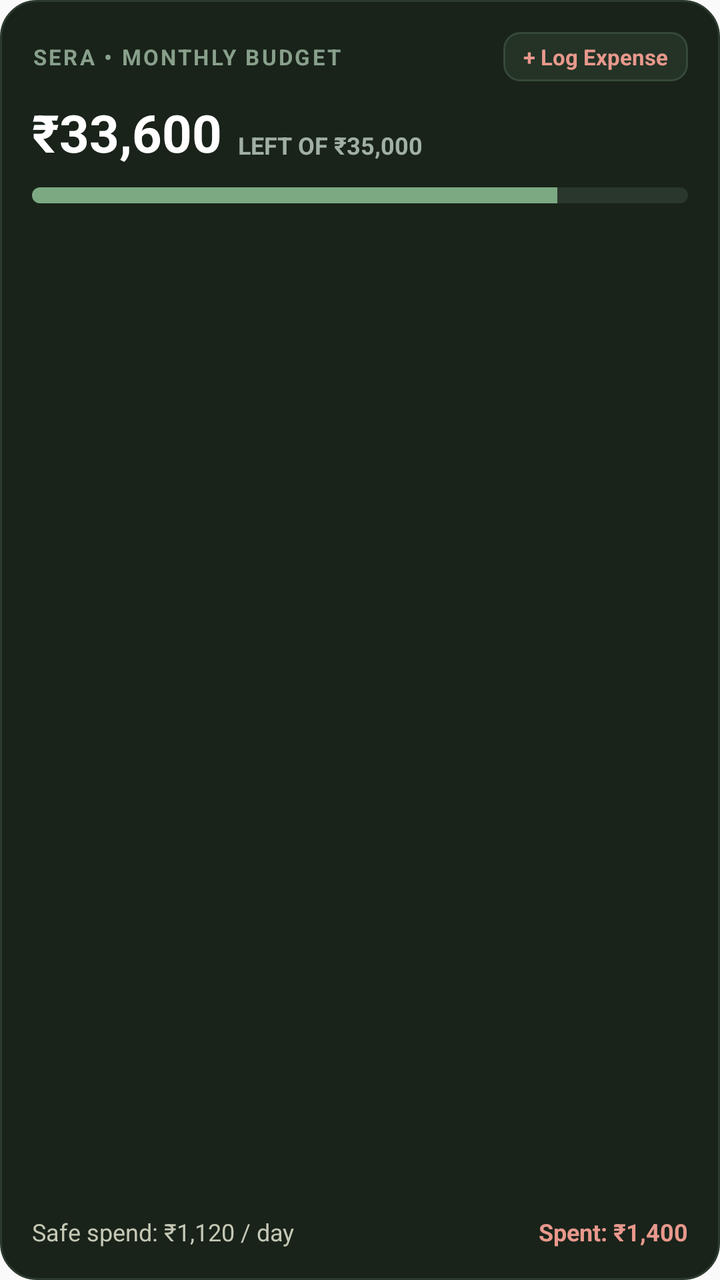
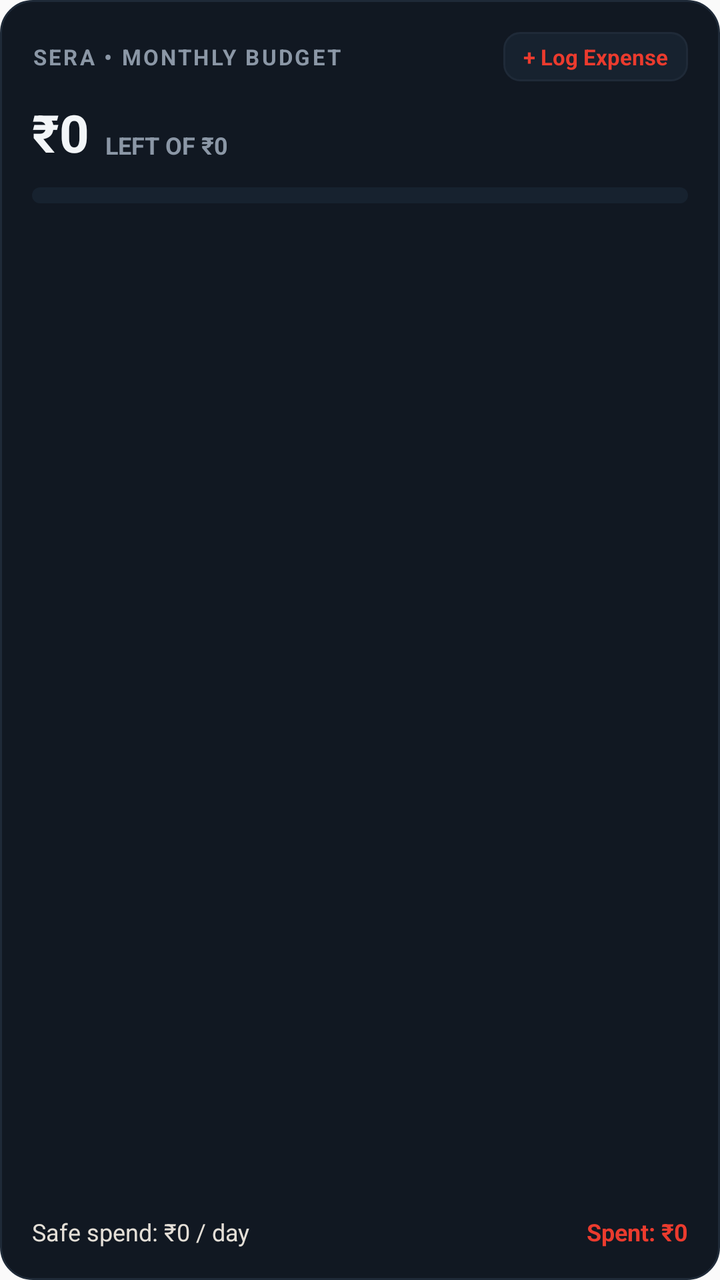

An Android layout rendered at two revisions. The XML below is the earlier revision; the diff shows what the commit changed to produce the second picture.
<!-- AndroidManifest.xml: application theme AppTheme -->
<!-- res/layout/sera_widget_budget.xml -->
<?xml version="1.0" encoding="utf-8"?>
<LinearLayout xmlns:android="http://schemas.android.com/apk/res/android"
    android:id="@+id/widget_budget_root"
    android:layout_width="match_parent"
    android:layout_height="match_parent"
    android:background="@drawable/widget_card_bg"
    android:orientation="vertical"
    android:padding="16dp">

    
    <LinearLayout
        android:layout_width="match_parent"
        android:layout_height="wrap_content"
        android:gravity="center_vertical"
        android:orientation="horizontal">

        <TextView
            android:layout_width="0dp"
            android:layout_height="wrap_content"
            android:layout_weight="1"
            android:ellipsize="end"
            android:letterSpacing="0.1"
            android:maxLines="1"
            android:text="SERA • MONTHLY BUDGET"
            android:textColor="#88A08B"
            android:textSize="11sp"
            android:textStyle="bold" />

        <TextView
            android:id="@+id/btn_budget_add_expense"
            android:layout_width="wrap_content"
            android:layout_height="wrap_content"
            android:background="@drawable/widget_button_bg"
            android:maxLines="1"
            android:paddingStart="10dp"
            android:paddingTop="5dp"
            android:paddingEnd="10dp"
            android:paddingBottom="5dp"
            android:text="+ Log Expense"
            android:textColor="#E8988C"
            android:textSize="11sp"
            android:textStyle="bold" />
    </LinearLayout>

    
    <LinearLayout
        android:layout_width="match_parent"
        android:layout_height="wrap_content"
        android:layout_marginTop="8dp"
        android:baselineAligned="false"
        android:gravity="bottom"
        android:orientation="horizontal">

        <TextView
            android:id="@+id/widget_budget_remaining"
            android:layout_width="wrap_content"
            android:layout_height="wrap_content"
            android:text="₹33,600"
            android:textColor="#FFFFFF"
            android:textSize="26sp"
            android:textStyle="bold" />

        <TextView
            android:id="@+id/widget_budget_total"
            android:layout_width="wrap_content"
            android:layout_height="wrap_content"
            android:layout_marginStart="8dp"
            android:layout_marginBottom="3dp"
            android:ellipsize="end"
            android:maxLines="1"
            android:text="LEFT OF ₹35,000"
            android:textColor="#A0B0A2"
            android:textSize="12sp"
            android:textStyle="bold" />
    </LinearLayout>

    
    <ProgressBar
        android:id="@+id/widget_budget_progress"
        style="?android:attr/progressBarStyleHorizontal"
        android:layout_width="match_parent"
        android:layout_height="8dp"
        android:layout_marginTop="10dp"
        android:max="100"
        android:progress="80"
        android:progressDrawable="@drawable/widget_progress_bar" />

    
    <FrameLayout
        android:layout_width="match_parent"
        android:layout_height="0dp"
        android:layout_weight="1" />

    
    <LinearLayout
        android:layout_width="match_parent"
        android:layout_height="wrap_content"
        android:layout_marginTop="8dp"
        android:orientation="horizontal">

        <TextView
            android:id="@+id/widget_budget_daily_pace"
            android:layout_width="0dp"
            android:layout_height="wrap_content"
            android:layout_weight="1"
            android:ellipsize="end"
            android:maxLines="1"
            android:text="Safe spend: ₹1,120 / day"
            android:textColor="#C5C8B5"
            android:textSize="12sp" />

        <TextView
            android:id="@+id/widget_budget_spent_total"
            android:layout_width="wrap_content"
            android:layout_height="wrap_content"
            android:maxLines="1"
            android:text="Spent: ₹1,400"
            android:textColor="#E8988C"
            android:textSize="12sp"
            android:textStyle="bold" />
    </LinearLayout>
</LinearLayout>
<!-- resources referenced by this layout -->
<resources>
  <!-- drawable widget_button_bg (drawable) -->
  <?xml version="1.0" encoding="utf-8"?>
  <shape xmlns:android="http://schemas.android.com/apk/res/android"
      android:shape="rectangle">
      <solid android:color="#243326" />
      <corners android:radius="8dp" />
      <stroke
          android:width="1dp"
          android:color="#364938" />
  </shape>
  <!-- drawable widget_card_bg (drawable) -->
  <?xml version="1.0" encoding="utf-8"?>
  <shape xmlns:android="http://schemas.android.com/apk/res/android"
      android:shape="rectangle">
      <solid android:color="#19231A" />
      <corners android:radius="18dp" />
      <stroke
          android:width="1dp"
          android:color="#2C3B2E" />
  </shape>
  <!-- drawable widget_progress_bar (drawable) -->
  <?xml version="1.0" encoding="utf-8"?>
  <layer-list xmlns:android="http://schemas.android.com/apk/res/android">
      <item android:id="@android:id/background">
          <shape>
              <corners android:radius="4dp" />
              <solid android:color="#2A372C" />
          </shape>
      </item>
      <item android:id="@android:id/progress">
          <clip>
              <shape>
                  <corners android:radius="4dp" />
                  <solid android:color="#7CA982" />
              </shape>
          </clip>
      </item>
  </layer-list>
  <style name="AppTheme" parent="Theme.AppCompat.DayNight.NoActionBar">
          
          <item name="android:editTextBackground">@drawable/rn_edit_text_material</item>
      </style>
  <!-- drawable rn_edit_text_material (drawable) -->
  <?xml version="1.0" encoding="utf-8"?>
  <inset xmlns:android="http://schemas.android.com/apk/res/android"
         android:insetLeft="@dimen/abc_edit_text_inset_horizontal_material"
         android:insetRight="@dimen/abc_edit_text_inset_horizontal_material"
         android:insetTop="@dimen/abc_edit_text_inset_top_material"
         android:insetBottom="@dimen/abc_edit_text_inset_bottom_material"
         >
  
      <selector>
          
          <item android:state_enabled="false" android:drawable="@drawable/abc_textfield_default_mtrl_alpha"/>
          <item android:drawable="@drawable/abc_textfield_activated_mtrl_alpha"/>
      </selector>
  
  </inset>
</resources>

<!-- the commit's change to res/layout/sera_widget_budget.xml (unified diff, before → after) -->
@@ -22,7 +22,7 @@
             android:letterSpacing="0.1"
             android:maxLines="1"
             android:text="SERA • MONTHLY BUDGET"
-            android:textColor="#88A08B"
+            android:textColor="#8B97A6"
             android:textSize="11sp"
             android:textStyle="bold" />
 
@@ -37,7 +37,7 @@
             android:paddingEnd="10dp"
             android:paddingBottom="5dp"
             android:text="+ Log Expense"
-            android:textColor="#E8988C"
+            android:textColor="#EB3B2E"
             android:textSize="11sp"
             android:textStyle="bold" />
     </LinearLayout>
@@ -55,8 +55,8 @@
             android:id="@+id/widget_budget_remaining"
             android:layout_width="wrap_content"
             android:layout_height="wrap_content"
-            android:text="₹33,600"
-            android:textColor="#FFFFFF"
+            android:text="₹0"
+            android:textColor="#F2F5F8"
             android:textSize="26sp"
             android:textStyle="bold" />
 
@@ -68,8 +68,8 @@
             android:layout_marginBottom="3dp"
             android:ellipsize="end"
             android:maxLines="1"
-            android:text="LEFT OF ₹35,000"
-            android:textColor="#A0B0A2"
+            android:text="LEFT OF ₹0"
+            android:textColor="#8B97A6"
             android:textSize="12sp"
             android:textStyle="bold" />
     </LinearLayout>
@@ -82,7 +82,7 @@
         android:layout_height="8dp"
         android:layout_marginTop="10dp"
         android:max="100"
-        android:progress="80"
+        android:progress="0"
         android:progressDrawable="@drawable/widget_progress_bar" />
 
     
@@ -105,8 +105,8 @@
             android:layout_weight="1"
             android:ellipsize="end"
             android:maxLines="1"
-            android:text="Safe spend: ₹1,120 / day"
-            android:textColor="#C5C8B5"
+            android:text="Safe spend: ₹0 / day"
+            android:textColor="#E4DFD7"
             android:textSize="12sp" />
 
         <TextView
@@ -114,8 +114,8 @@
             android:layout_width="wrap_content"
             android:layout_height="wrap_content"
             android:maxLines="1"
-            android:text="Spent: ₹1,400"
-            android:textColor="#E8988C"
+            android:text="Spent: ₹0"
+            android:textColor="#EB3B2E"
             android:textSize="12sp"
             android:textStyle="bold" />
     </LinearLayout>
<!-- resource entries referenced after the edit -->
@@ -4,21 +4,21 @@
   <?xml version="1.0" encoding="utf-8"?>
   <shape xmlns:android="http://schemas.android.com/apk/res/android"
       android:shape="rectangle">
-      <solid android:color="#243326" />
+      <solid android:color="#17222F" />
       <corners android:radius="8dp" />
       <stroke
           android:width="1dp"
-          android:color="#364938" />
+          android:color="#1F2A38" />
   </shape>
   <!-- drawable widget_card_bg (drawable) -->
   <?xml version="1.0" encoding="utf-8"?>
   <shape xmlns:android="http://schemas.android.com/apk/res/android"
       android:shape="rectangle">
-      <solid android:color="#19231A" />
-      <corners android:radius="18dp" />
+      <solid android:color="#111822" />
+      <corners android:radius="16dp" />
       <stroke
           android:width="1dp"
-          android:color="#2C3B2E" />
+          android:color="#1F2A38" />
   </shape>
   <!-- drawable widget_progress_bar (drawable) -->
   <?xml version="1.0" encoding="utf-8"?>
@@ -26,14 +26,14 @@
       <item android:id="@android:id/background">
           <shape>
               <corners android:radius="4dp" />
-              <solid android:color="#2A372C" />
+              <solid android:color="#17222F" />
           </shape>
       </item>
       <item android:id="@android:id/progress">
           <clip>
               <shape>
                   <corners android:radius="4dp" />
-                  <solid android:color="#7CA982" />
+                  <solid android:color="#34D399" />
               </shape>
           </clip>
       </item>
